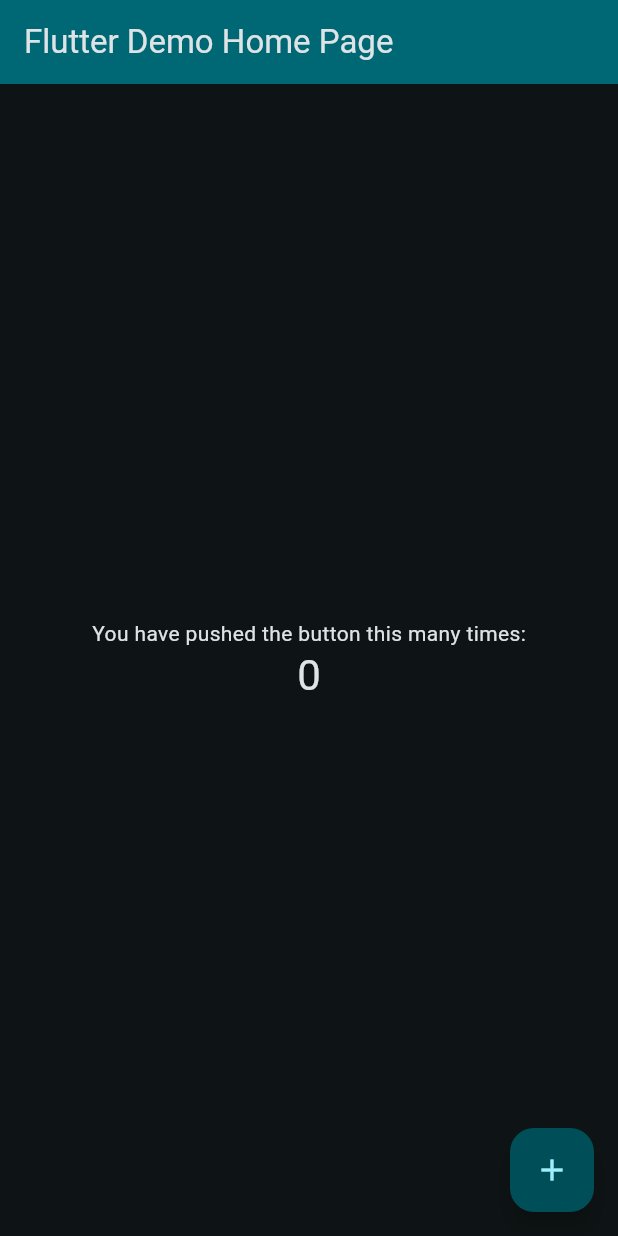
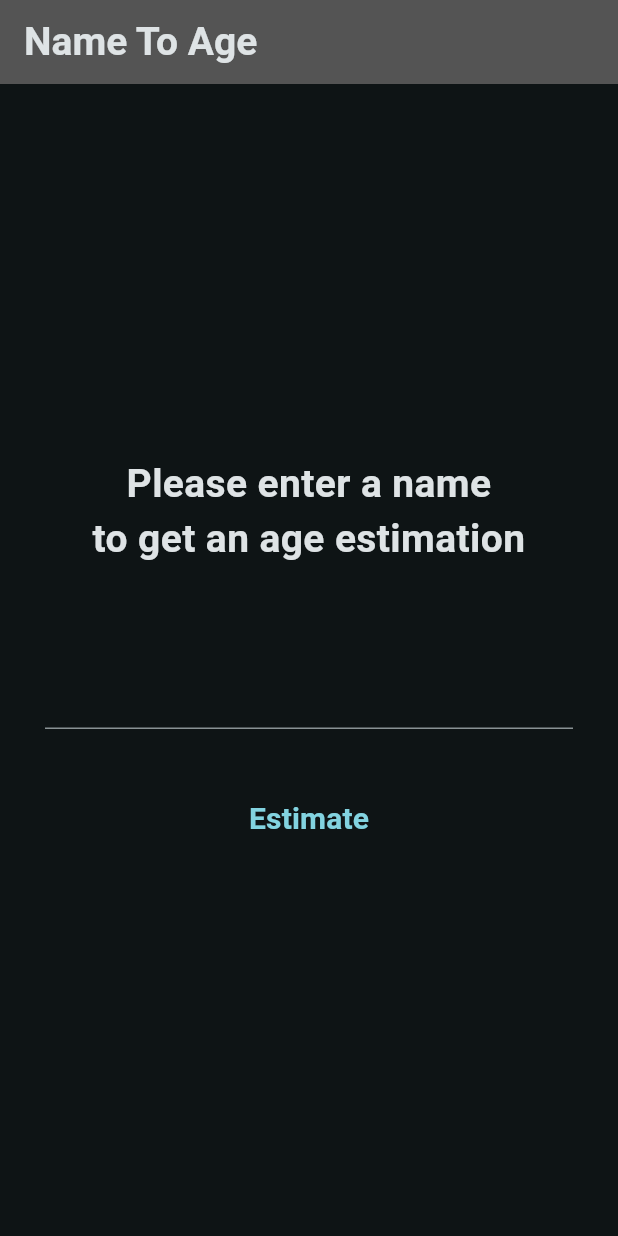
Before and after one commit to AminSheikh/name-to-age, a Flutter app: the screen it shows after launch, on a phone screen of 412 x 824 dp. Run offline on Flutter 3.47's test engine with Material 3 defaults, Android fonts, the phone set to English and light mode, and no system bars; our stand-ins replace bloc, dio, equatable, flutter_bloc, retrofit; generated files the repository leaves out were written again.

Commit message:
Name To Age App fully implemented

```diff
--- /dev/null
+++ b/devtools_options.yaml
@@ -0,0 +1 @@
+extensions:
--- /dev/null
+++ b/lib/api/api.dart
@@ -0,0 +1,17 @@
+import 'package:dio/dio.dart';
+import 'package:retrofit/retrofit.dart';
+import '../models/name_age.dart';
+
+part 'api.g.dart';
+
+// Additional endpoints can be added here if necessary
+@RestApi()
+abstract class Api {
+  factory Api(Dio dio, {String baseUrl}) = _Api;
+
+  @GET('/?name={name}')
+  Future<NameAge> getAgeEstimation(
+    @Path('name') String name
+  );
+
+}
--- a/lib/main.dart
+++ b/lib/main.dart
@@ -1,111 +1,13 @@
 import 'package:flutter/material.dart';
+import 'package:name_to_age/name_to_age_app.dart';
+
+import 'services/api.service.dart';
 
 void main() {
-  runApp(const MyApp());
+  _initializeApi();
+  runApp(const NameToAgeApp());
 }
 
-class MyApp extends StatelessWidget {
-  const MyApp({super.key});
-
-
-  // This widget is the root of your application.
-  @override
-  Widget build(BuildContext context) {
-    return MaterialApp(
-      title: 'Flutter Demo',
-      theme: ThemeData(
-        colorScheme: ColorScheme.fromSeed(seedColor: Colors.grey, brightness:Brightness.dark, ),
-        useMaterial3: true,
-      ),
-      home: const MyHomePage(title: 'Flutter Demo Home Page'),
-    );
-  }
+Future<void> _initializeApi() async {
+  await ApiService().initialize();
 }
-
-class MyHomePage extends StatefulWidget {
-  const MyHomePage({super.key, required this.title});
-
-  // This widget is the home page of your application. It is stateful, meaning
-  // that it has a State object (defined below) that contains fields that affect
-  // how it looks.
-
-  // This class is the configuration for the state. It holds the values (in this
-  // case the title) provided by the parent (in this case the App widget) and
-  // used by the build method of the State. Fields in a Widget subclass are
-  // always marked "final".
-
-  final String title;
-
-  @override
-  State<MyHomePage> createState() => _MyHomePageState();
-}
-
-class _MyHomePageState extends State<MyHomePage> {
-  int _counter = 0;
-
-  void _incrementCounter() {
-    setState(() {
-      // This call to setState tells the Flutter framework that something has
-      // changed in this State, which causes it to rerun the build method below
-      // so that the display can reflect the updated values. If we changed
-      // _counter without calling setState(), then the build method would not be
-      // called again, and so nothing would appear to happen.
-      _counter++;
-    });
-  }
-
-  @override
-  Widget build(BuildContext context) {
-    // This method is rerun every time setState is called, for instance as done
-    // by the _incrementCounter method above.
-    //
-    // The Flutter framework has been optimized to make rerunning build methods
-    // fast, so that you can just rebuild anything that needs updating rather
-    // than having to individually change instances of widgets.
-    return Scaffold(
-      appBar: AppBar(
-        // TRY THIS: Try changing the color here to a specific color (to
-        // Colors.amber, perhaps?) and trigger a hot reload to see the AppBar
-        // change color while the other colors stay the same.
-        backgroundColor: Theme.of(context).colorScheme.inversePrimary,
-        // Here we take the value from the MyHomePage object that was created by
-        // the App.build method, and use it to set our appbar title.
-        title: Text(widget.title),
-      ),
-      body: Center(
-        // Center is a layout widget. It takes a single child and positions it
-        // in the middle of the parent.
-        child: Column(
-          // Column is also a layout widget. It takes a list of children and
-          // arranges them vertically. By default, it sizes itself to fit its
-          // children horizontally, and tries to be as tall as its parent.
-          //
-          // Column has various properties to control how it sizes itself and
-          // how it positions its children. Here we use mainAxisAlignment to
-          // center the children vertically; the main axis here is the vertical
-          // axis because Columns are vertical (the cross axis would be
-          // horizontal).
-          //
-          // TRY THIS: Invoke "debug painting" (choose the "Toggle Debug Paint"
-          // action in the IDE, or press "p" in the console), to see the
-          // wireframe for each widget.
-          mainAxisAlignment: MainAxisAlignment.center,
-          children: <Widget>[
-            const Text(
-              'You have pushed the button this many times:',
-            ),
-            Text(
-              '$_counter',
-              style: Theme.of(context).textTheme.headlineMedium,
-            ),
-          ],
-        ),
-      ),
-      floatingActionButton: FloatingActionButton(
-        onPressed: _incrementCounter,
-        tooltip: 'Increment',
-        child: const Icon(Icons.add),
-      ), // This trailing comma makes auto-formatting nicer for build methods.
-    );
-  }
-}
--- /dev/null
+++ b/lib/models/name_age.dart
@@ -0,0 +1,22 @@
+import 'package:json_annotation/json_annotation.dart';
+
+part 'name_age.g.dart';
+
+@JsonSerializable()
+class NameAge {
+  int? count;
+  String? name;
+  int? age;
+
+  NameAge({
+    this.count,
+    this.name,
+    this.age,
+  });
+
+  factory NameAge.fromJson(Map<String, dynamic> json) {
+    return _$NameAgeFromJson(json);
+  }
+
+  Map<String, dynamic> toJson() => _$NameAgeToJson(this);
+}
--- /dev/null
+++ b/lib/name_to_age_app.dart
@@ -0,0 +1,23 @@
+import 'package:flutter/material.dart';
+import 'package:name_to_age/screens/main/widgets/main_screen.dart';
+
+class NameToAgeApp extends StatelessWidget {
+  const NameToAgeApp({super.key});
+
+  // This widget is the root of your application.
+  @override
+  Widget build(BuildContext context) {
+    return MaterialApp(
+      debugShowCheckedModeBanner: false,
+      title: 'Name to Age',
+      theme: ThemeData(
+        colorScheme: ColorScheme.fromSeed(
+          seedColor: Colors.grey,
+          brightness: Brightness.dark,
+        ),
+        useMaterial3: true,
+      ),
+      home: const MainScreen(),
+    );
+  }
+}
--- /dev/null
+++ b/lib/screens/main/bloc/main_screen_bloc.dart
@@ -0,0 +1,22 @@
+import 'dart:developer' as developer;
+import 'package:bloc/bloc.dart';
+import 'main_screen_event.dart';
+import 'main_screen_state.dart';
+
+class MainScreenBloc extends Bloc<MainScreenEvent, MainScreenState> {
+  MainScreenBloc(super.initialState) {
+    on<MainScreenEvent>(
+      (event, emit) {
+        return emit.forEach<MainScreenState>(
+          event.applyAsync(currentState: state, bloc: this),
+          onData: (state) => state,
+          onError: (error, stackTrace) {
+            developer.log('$error',
+                name: 'MainScreenBloc', error: error, stackTrace: stackTrace);
+            return ErrorMainScreenState(error.toString());
+          },
+        );
+      },
+    );
+  }
+}
--- /dev/null
+++ b/lib/screens/main/bloc/main_screen_event.dart
@@ -0,0 +1,43 @@
+import 'dart:async';
+import 'dart:developer' as developer;
+
+import 'package:meta/meta.dart';
+import 'package:name_to_age/services/age.service.dart';
+
+import 'main_screen_bloc.dart';
+import 'main_screen_state.dart';
+
+@immutable
+abstract class MainScreenEvent {
+  Stream<MainScreenState> applyAsync(
+      {MainScreenState currentState, MainScreenBloc bloc});
+}
+
+class ResetMainScreenEvent extends MainScreenEvent {
+  @override
+  Stream<MainScreenState> applyAsync(
+      {MainScreenState? currentState, MainScreenBloc? bloc}) async* {
+    yield InitMainScreenState();
+  }
+}
+
+class GetAgeEstimationEvent extends MainScreenEvent {
+  GetAgeEstimationEvent({required this.name});
+  final String name;
+  @override
+  Stream<MainScreenState> applyAsync({
+    MainScreenState? currentState,
+    MainScreenBloc? bloc,
+  }) async* {
+    try {
+      yield AgeLoadingMainScreenState();
+      final result = await useAgeService().getAgeEstimation(name);
+      if (result.age == null) return;
+      yield AgeLoadedMainScreenState(result.name ?? name, result.age!);
+    } catch (_, stackTrace) {
+      developer.log('$_',
+          name: 'LoadMainScreenEvent', error: _, stackTrace: stackTrace);
+      yield ErrorMainScreenState(_.toString());
+    }
+  }
+}
--- /dev/null
+++ b/lib/screens/main/bloc/main_screen_state.dart
@@ -0,0 +1,52 @@
+import 'package:equatable/equatable.dart';
+
+abstract class MainScreenState extends Equatable {
+  MainScreenState();
+
+  @override
+  List<Object> get props => [];
+}
+
+/// Initial State
+class InitMainScreenState extends MainScreenState {
+  InitMainScreenState();
+
+  @override
+  String toString() => 'InitMainScreenState';
+}
+
+/// Age Loading
+class AgeLoadingMainScreenState extends MainScreenState {
+  AgeLoadingMainScreenState();
+
+  @override
+  String toString() => 'AgeLoadingMainScreenState';
+
+  @override
+  List<Object> get props => [];
+}
+
+/// Age Loaded
+class AgeLoadedMainScreenState extends MainScreenState {
+  AgeLoadedMainScreenState(this.name, this.age);
+  final String name;
+  final int age;
+
+  @override
+  String toString() => 'AgeLoadedMainScreenState';
+
+  @override
+  List<Object> get props => [name, age];
+}
+
+class ErrorMainScreenState extends MainScreenState {
+  ErrorMainScreenState(this.errorMessage);
+
+  final String errorMessage;
+
+  @override
+  String toString() => 'ErrorMainScreenState';
+
+  @override
+  List<Object> get props => [errorMessage];
+}
--- /dev/null
+++ b/lib/screens/main/widgets/main_screen.dart
@@ -0,0 +1,61 @@
+import 'package:flutter/material.dart';
+import 'package:name_to_age/screens/main/bloc/main_screen_bloc.dart';
+import 'package:name_to_age/screens/main/bloc/main_screen_state.dart';
+import 'package:flutter_bloc/flutter_bloc.dart';
+import 'age_estimate_widget.dart';
+import 'name_input_widget.dart';
+
+class MainScreen extends StatefulWidget {
+  const MainScreen({super.key});
+
+  @override
+  State<MainScreen> createState() => _MainScreenState();
+}
+
+class _MainScreenState extends State<MainScreen> {
+  late TextEditingController nameController;
+  late MainScreenBloc mainScreenBloc;
+  @override
+  void initState() {
+    nameController = TextEditingController();
+    mainScreenBloc = MainScreenBloc(InitMainScreenState());
+    super.initState();
+  }
+
+  @override
+  Widget build(BuildContext context) {
+    return BlocProvider(
+      create: (context) => mainScreenBloc,
+      child: Scaffold(
+        appBar: AppBar(
+          backgroundColor: const Color.fromARGB(255, 84, 84, 84),
+          title: const Text(
+            "Name To Age",
+            style: TextStyle(
+              fontSize: 26,
+              fontWeight: FontWeight.bold,
+            ),
+          ),
+        ),
+        body: BlocConsumer<MainScreenBloc, MainScreenState>(
+          listenWhen: (previous, current) {
+            return current.toString() == "InitMainScreenState";
+          },
+          listener: (context, state) {
+            nameController.clear();
+          },
+          builder: (context, state) {
+            if (state.toString() == "AgeLoadedMainScreenState") {
+              return  AgeEstimateWidget(
+                name: (state as AgeLoadedMainScreenState).name,
+                age: (state).age,
+              );
+            } else {
+              return NameInputWidget(nameController: nameController);
+            }
+          },
+        ),
+      ),
+    );
+  }
+}
--- /dev/null
+++ b/lib/screens/main/widgets/name_input_widget.dart
@@ -0,0 +1,65 @@
+import 'package:flutter/material.dart';
+import 'package:flutter_bloc/flutter_bloc.dart';
+import 'package:name_to_age/screens/main/bloc/main_screen_bloc.dart';
+
+import '../bloc/main_screen_event.dart';
+import '../bloc/main_screen_state.dart';
+
+class NameInputWidget extends StatelessWidget {
+  const NameInputWidget({super.key,required this.nameController,});
+  final TextEditingController nameController;
+
+  @override
+  Widget build(BuildContext context) {
+    return Container(
+           alignment: Alignment.center,
+            padding: const EdgeInsets.symmetric(horizontal: 30),
+            child: Column(
+              mainAxisAlignment: MainAxisAlignment.center,
+              crossAxisAlignment: CrossAxisAlignment.center,
+              children: [
+                const Text(
+                  "Please enter a name\nto get an age estimation",
+                  textAlign: TextAlign.center,
+                  style: TextStyle(
+                    fontSize: 26,
+                    fontWeight: FontWeight.bold,
+                  ),
+                ),
+                const SizedBox(
+                  height: 60,
+                ),
+                TextField(
+                  controller: nameController,
+                  style: const TextStyle(
+                    fontSize: 20,
+                  ),
+                ),
+                const SizedBox(
+                  height: 30,
+                ),
+                SizedBox(
+                  height: 60,
+                  child: TextButton(
+                    onPressed: () {
+                    BlocProvider.of<MainScreenBloc>(context).add(
+                        GetAgeEstimationEvent(name: nameController.text),
+                      );
+                    },
+                    child: BlocProvider.of<MainScreenBloc>(context).state == AgeLoadingMainScreenState()
+                        ? const CircularProgressIndicator()
+                        : const Text(
+                            "Estimate",
+                            style: TextStyle(
+                              fontSize: 20,
+                              fontWeight: FontWeight.bold,
+                            ),
+                          ),
+                  ),
+                ),
+              ],
+            ),
+          );
+
+  }
+}
```
Also changed, not shown: lib/api/interceptors/api_interceptor.dart (added, +29 -0 lines), lib/screens/main/widgets/age_estimate_widget.dart (added, +57 -0 lines), lib/services/age.service.dart (added, +27 -0 lines), lib/services/api.service.dart (added, +26 -0 lines), pubspec.yaml (+11 -0 lines), lib/api/api.g.dart (added), lib/models/name_age.g.dart (added), pubspec.lock, 3 other files.
